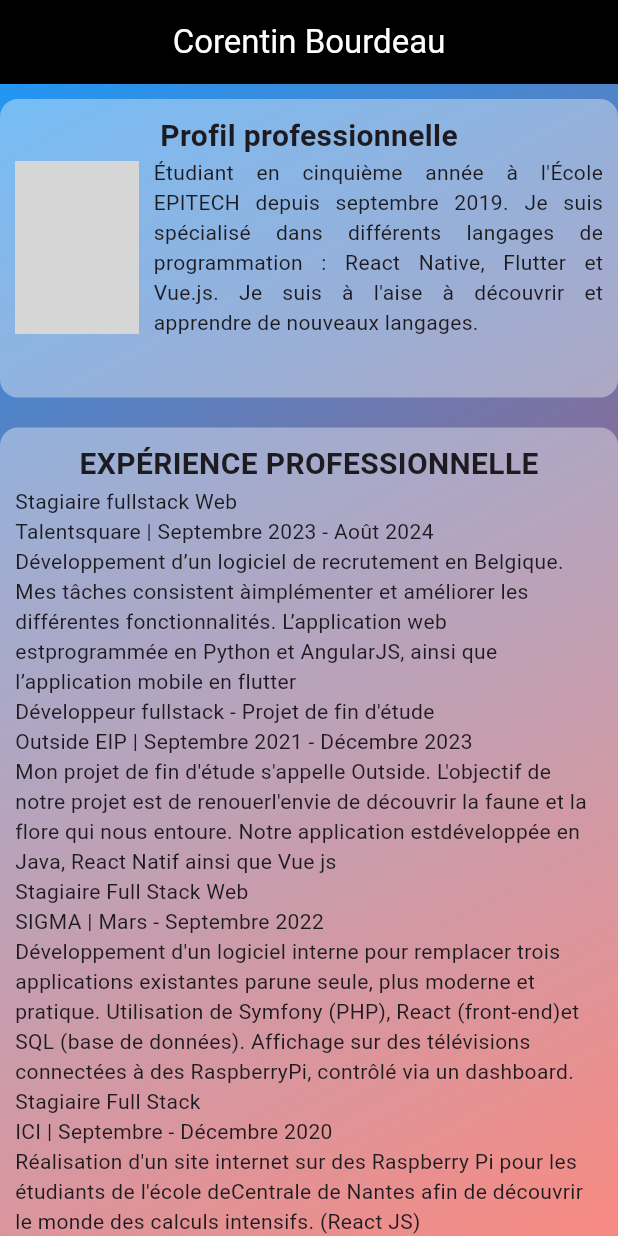
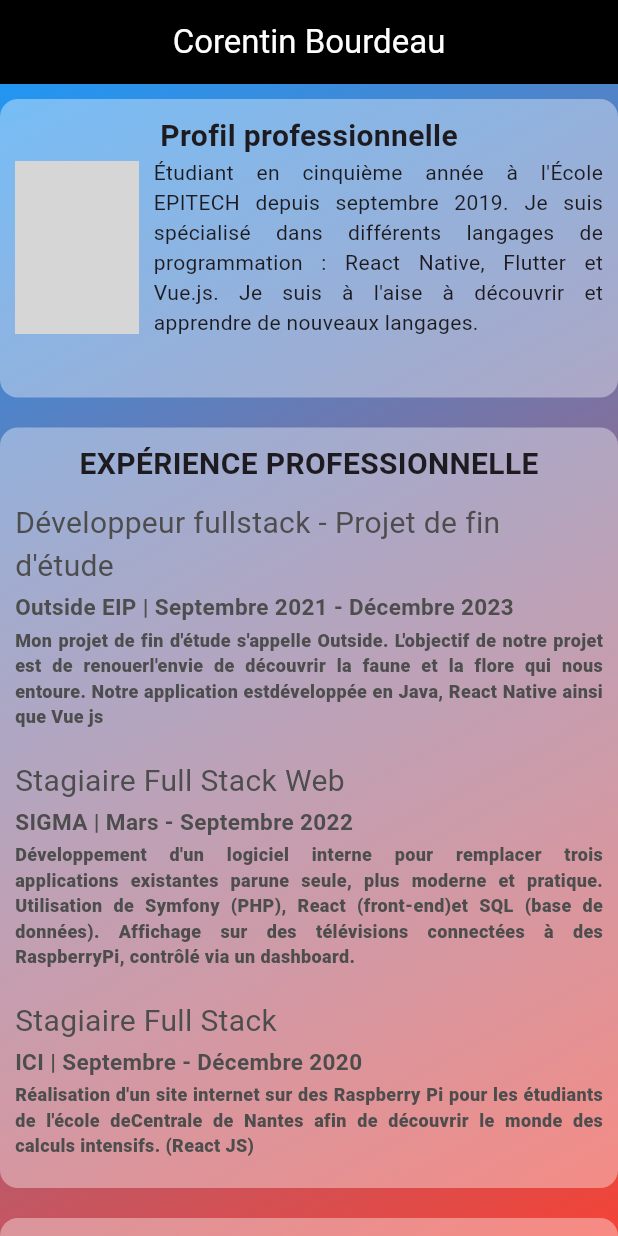
Before and after one commit to corentinbourdeau/cv, a Flutter app: the screen it shows after launch, on a phone screen of 412 x 824 dp. Run offline on Flutter 3.47's test engine with Material 3 defaults, Android fonts, the light colour scheme and no system bars; grey boxes are pictures that could not be loaded.

Commit message:
feature: add form

```diff
--- a/lib/home/home_view.dart
+++ b/lib/home/home_view.dart
@@ -1,6 +1,7 @@
 import 'package:cv/common/app_bar.dart';
 import 'package:flutter/material.dart';
 import 'package:url_launcher/url_launcher_string.dart';
+import 'package:cv/styles/texts.dart';
 
 class Presentation extends StatelessWidget {
   const Presentation({super.key});
@@ -67,6 +68,52 @@ class Presentation extends StatelessWidget {
   }
 }
 
+class Experience extends StatelessWidget {
+  final String title;
+  final String date;
+  final String text;
+  const Experience({
+    super.key,
+    required this.title,
+    required this.text,
+    required this.date,
+  });
+
+  @override
+  Widget build(BuildContext context) {
+    return Column(
+      crossAxisAlignment: CrossAxisAlignment.start,
+      children: [
+        const SizedBox(
+          height: 10,
+        ),
+        Text(
+          title,
+          style: experienceTitleStyle,
+        ),
+        const SizedBox(
+          height: 2,
+        ),
+        Text(
+          date,
+          style: experienceDateStyle,
+        ),
+        const SizedBox(
+          height: 3,
+        ),
+        Text(
+          text,
+          style: experienceTextStyle,
+          textAlign: TextAlign.justify,
+        ),
+        const SizedBox(
+          height: 10,
+        ),
+      ],
+    );
+  }
+}
+
 class Experiencies extends StatelessWidget {
   const Experiencies({super.key});
 
@@ -93,30 +140,26 @@ class Experiencies extends StatelessWidget {
               ),
             ),
           ),
-          Text("Stagiaire fullstack Web"),
-          Text("Talentsquare | Septembre 2023 - Août 2024"),
-          Text("Développement d’"
-              "un logiciel de recrutement en Belgique. Mes tâches consistent à"
-              "implémenter et améliorer les différentes fonctionnalités. L’"
-              "application web est"
-              "programmée en Python et AngularJS, ainsi que l’"
-              "application mobile en flutter"),
-          Text("Développeur fullstack - Projet de fin d'étude"),
-          Text("Outside EIP | Septembre 2021 - Décembre 2023"),
-          Text(
+          Experience(
+            title: "Développeur fullstack - Projet de fin d'étude",
+            date: "Outside EIP | Septembre 2021 - Décembre 2023",
+            text:
                 "Mon projet de fin d'étude s'appelle Outside. L'objectif de notre projet est de renouer"
                 "l'envie de découvrir la faune et la flore qui nous entoure. Notre application est"
-              "développée en Java, React Natif ainsi que Vue js"),
-          Text("Stagiaire Full Stack Web"),
-          Text("SIGMA | Mars - Septembre 2022"),
-          Text(
+                "développée en Java, React Native ainsi que Vue js",
+          ),
+          Experience(
+              title: "Stagiaire Full Stack Web",
+              date: "SIGMA | Mars - Septembre 2022",
+              text:
                   "Développement d'un logiciel interne pour remplacer trois applications existantes par"
                   "une seule, plus moderne et pratique. Utilisation de Symfony (PHP), React (front-end)"
                   "et SQL (base de données). Affichage sur des télévisions connectées à des Raspberry"
                   "Pi, contrôlé via un dashboard."),
-          Text("Stagiaire Full Stack"),
-          Text("ICI | Septembre - Décembre 2020"),
-          Text(
+          Experience(
+              title: "Stagiaire Full Stack",
+              date: "ICI | Septembre - Décembre 2020",
+              text:
                   "Réalisation d'un site internet sur des Raspberry Pi pour les étudiants de l'école de"
                   "Centrale de Nantes afin de découvrir le monde des calculs intensifs. (React JS)"),
         ],
@@ -183,23 +226,26 @@ class Formation extends StatelessWidget {
               ),
             ),
           ),
-          Text("EPITECH - NEW YORK (USA) / PARIS (FRANCE)"),
-          Text(
+          Experience(
+              title: "EPITECH - NEW YORK (USA) / PARIS (FRANCE)",
+              text:
+                  "• Notre cursus nous propose de partir à l'étranger en 4ème année. J'ai "
+                  "choisi l'école New School Center For Media pour découvrir le monde de"
+                  "la finance ainsi que l'économie américaine.\n"
+                  "• Nous avons notamment réaliser des algorithmes de trading.",
+              date:
                   "Expert en Technologies de l’Information | septembre 2022 - Juin 2024"),
-          Text(
-              "• Notre cursus nous propose de partir à l'étranger en 4ème année. J'ai"
-              "choisi l'école New School Center For Media pour découvrir le monde de"
-              "la finance ainsi que l'économie américaine."),
-          Text("• Nous avons notamment réaliser des algorithmes de trading."),
-          Text("EPITECH - NANTES (FRANCE) / BARCELONE (ESPAGNE)"),
-          Text("Bachelor | septembre 2019 - juin 2022"),
-          Text("• Programmation en C, C++"
+          Experience(
+              title: "EPITECH - NANTES (FRANCE) / BARCELONE (ESPAGNE)",
+              text: "• Programmation en C, C++"
                   ", Python, Javascript, Java, PHP, Dart, Devops"
-              "(Docker, kubernetes, jenkins), Flutter"),
-          Text("Saint Joseph du Loquidy - NANTES"),
-          Text("Collège et lycée"),
-          Text("• Bac S spécialité SVT option ISN (2019)"),
-          Text("• Brevet Mention assez bien (2014)"),
+                  "(Docker, kubernetes, jenkins), Flutter",
+              date: "Bachelor | septembre 2019 - juin 2022"),
+          Experience(
+              title: "Saint Joseph du Loquidy - NANTES",
+              text: "• Bac S spécialité SVT option ISN (2019)\n"
+                  "• Brevet Mention assez bien (2015)",
+              date: "Collège et lycée | septembre 2012 - juin 2019")
         ],
       ),
     );
@@ -224,11 +270,25 @@ class Project extends StatelessWidget {
 
   @override
   Widget build(BuildContext context) {
-    return Container(
+    return InkWell(
+      onTap: () => (
+        link == "lifeGame"
+            ? Navigator.of(context).pushNamed('/lifegame')
+            : link == "leniaGame"
+                ? Navigator.of(context).pushNamed('/leniagame')
+                : launchUrlString(link),
+      ),
+      child: Tooltip(
+        message: 'Clique pour voir le projet',
+        child: Container(
+          width: double.infinity,
           margin: const EdgeInsets.symmetric(vertical: 10, horizontal: 10),
           padding: const EdgeInsets.all(2),
           decoration: const BoxDecoration(
             color: Color.fromRGBO(255, 255, 255, 0.2),
+            borderRadius: BorderRadius.all(
+              Radius.circular(6),
+            ),
           ),
           child: Stack(
             children: [
@@ -242,34 +302,13 @@ class Project extends StatelessWidget {
                   ),
                 ),
               ),
-          Column(
-            crossAxisAlignment: CrossAxisAlignment.start,
-            children: [
-              Row(
-                children: [
-                  Text('$name :'),
-                  InkWell(
-                    child: const Text(
-                      "Voir",
-                      style: TextStyle(
-                        color: Colors.blue,
+              Experience(
+                  title: name,
+                  text: description,
+                  date: 'Language utilisé : $language')
+            ],
           ),
         ),
-                    onTap: () => (
-                      link == "lifeGame"
-                          ? Navigator.of(context).pushNamed('/lifegame')
-                          : link == "leniaGame"
-                              ? Navigator.of(context).pushNamed('/leniagame')
-                              : launchUrlString(link),
-                    ),
-                  )
-                ],
-              ),
-              Text('Language utilisé : $language'),
-              Text(description),
-            ],
-          ),
-        ],
       ),
     );
   }
@@ -344,6 +383,44 @@ class Projects extends StatelessWidget {
   }
 }
 
+class Passions extends StatelessWidget {
+  const Passions({super.key});
+
+  @override
+  Widget build(BuildContext context) {
+    return Container(
+      padding: const EdgeInsets.all(10),
+      margin: const EdgeInsets.symmetric(vertical: 10),
+      decoration: const BoxDecoration(
+        borderRadius: BorderRadius.all(
+          Radius.circular(12),
+        ),
+        color: Color.fromARGB(96, 255, 255, 255),
+      ),
+      child: const Column(
+        crossAxisAlignment: CrossAxisAlignment.start,
+        children: [
+          Center(
+            child: Text(
+              "Mes langues",
+              style: TextStyle(
+                fontSize: 20,
+                fontWeight: FontWeight.bold,
+              ),
+            ),
+          ),
+          Text(
+            "Français (Natif)\n"
+            "Anglais (C1-TOEIC:750)\n"
+            "Espagnol (A2)",
+            style: experienceTextStyle,
+          )
+        ],
+      ),
+    );
+  }
+}
+
 class HomePage extends StatelessWidget {
   const HomePage({super.key});
 
@@ -379,6 +456,7 @@ class HomePage extends StatelessWidget {
                   Formation(),
                   Projects(),
                   Contact(),
+                  Passions(),
                 ],
               ),
             ),
--- /dev/null
+++ b/lib/styles/texts.dart
@@ -0,0 +1,20 @@
+import 'package:cv/styles/colors.dart';
+import 'package:flutter/material.dart';
+
+const experienceTitleStyle = TextStyle(
+  color: textColor,
+  fontSize: 20.0,
+  fontWeight: FontWeight.w400,
+);
+
+const experienceDateStyle = TextStyle(
+  color: textColor,
+  fontSize: 15.0,
+  fontWeight: FontWeight.bold,
+);
+
+const experienceTextStyle = TextStyle(
+  color: textColor,
+  fontSize: 12.0,
+  fontWeight: FontWeight.w800,
+);
```
Also changed, not shown: lib/styles/colors.dart (added, +47 -0 lines). Lines whose indentation alone changed are shown as unchanged.
